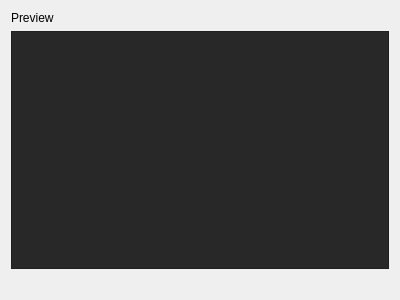
Above: Widgets/previewwindow.ui from spoorcc/stereo-vision-client before the change. Below: the same form after it.
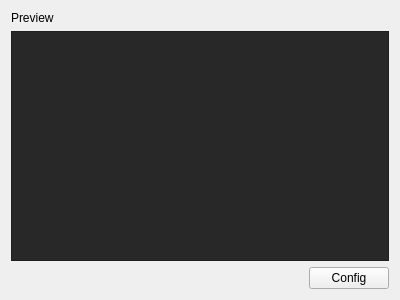
That is the form after the change.

Commit message: Tristans TAB function

```diff
--- a/Widgets/previewwindow.ui
+++ b/Widgets/previewwindow.ui
@@ -29,11 +29,28 @@
     </widget>
    </item>
    <item>
-    <widget class="QLabel" name="sourceLBL">
+    <layout class="QHBoxLayout" name="bottomLO">
+     <item>
+      <spacer name="horizontalSpacer">
+       <property name="orientation">
+        <enum>Qt::Horizontal</enum>
+       </property>
+       <property name="sizeHint" stdset="0">
+        <size>
+         <width>40</width>
+         <height>20</height>
+        </size>
+       </property>
+      </spacer>
+     </item>
+     <item>
+      <widget class="QPushButton" name="configPB">
      <property name="text">
-      <string>&lt;sourceLBL&gt;</string>
-     </property>
-    </widget>
+        <string>Config</string>
+       </property>
+      </widget>
+     </item>
+    </layout>
    </item>
   </layout>
  </widget>
```
Lines whose indentation alone changed are shown as unchanged. The commit also changes 3 other files.
